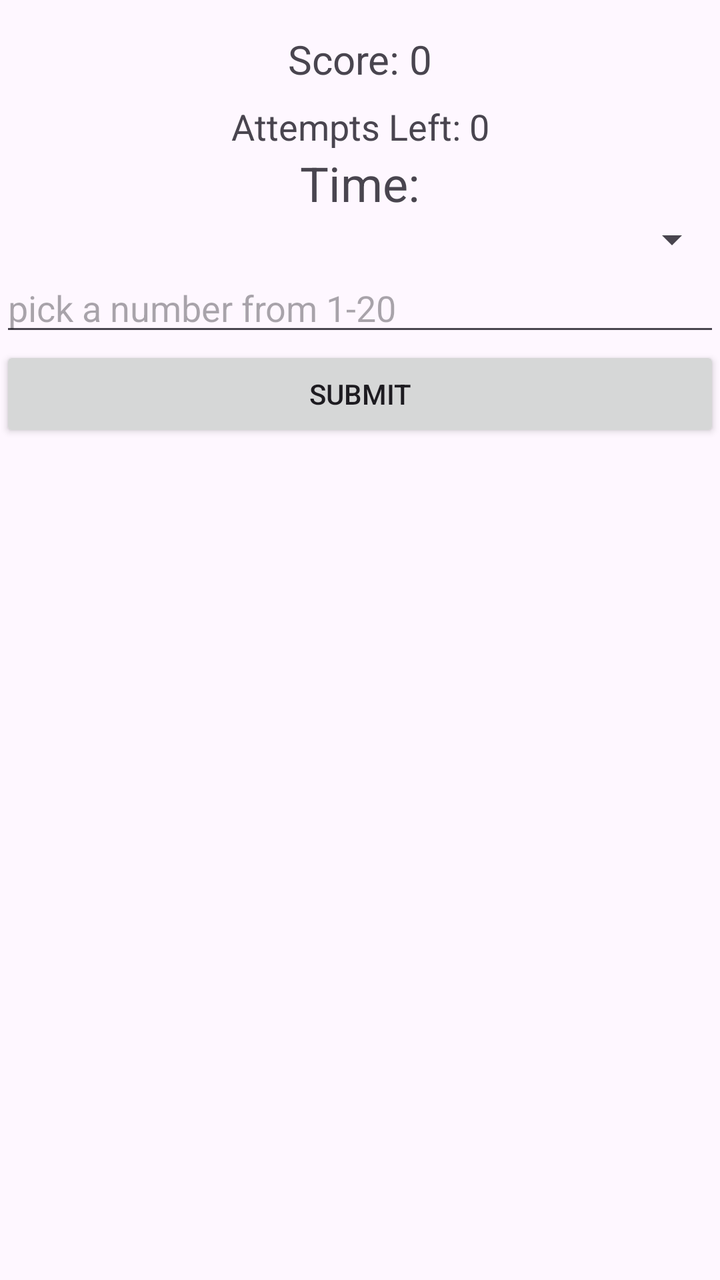
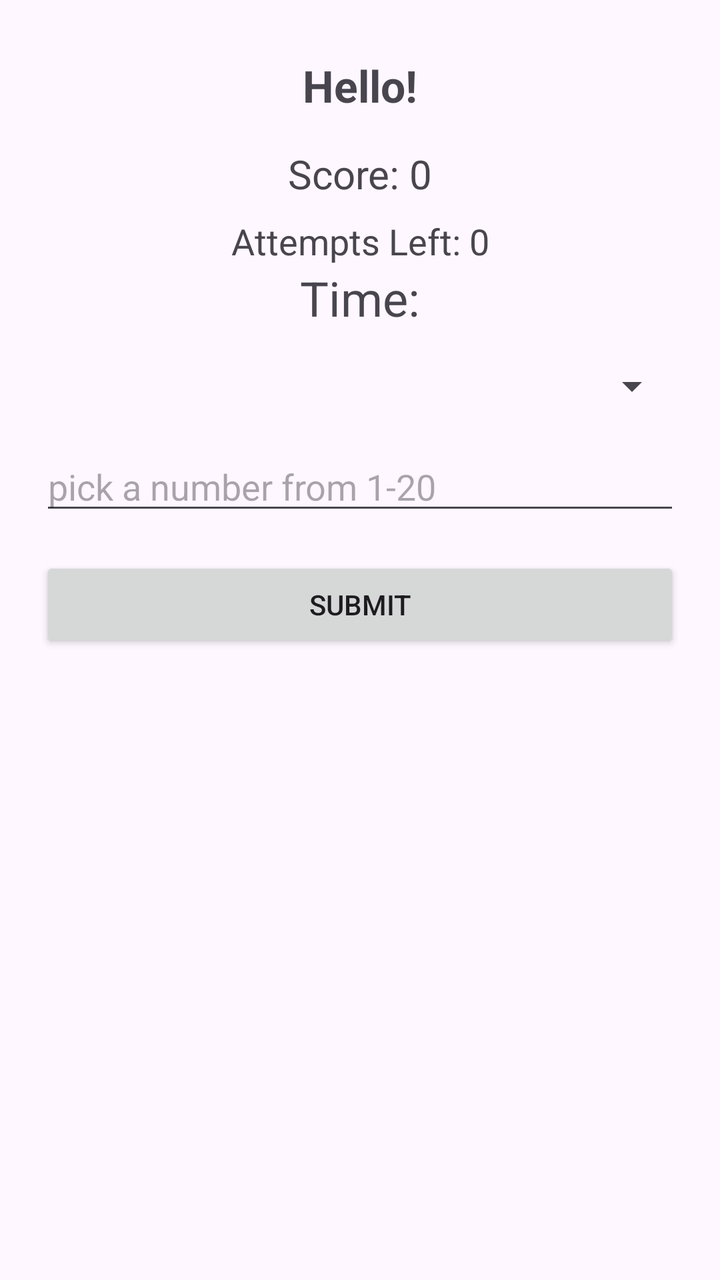

Screens rendered from an Android XML layout before and after an edit, with the pre-edit source and the edit as a unified diff.
<!-- AndroidManifest.xml: application theme Theme.NumberGuess -->
<!-- res/layout/activity_main.xml -->
<?xml version="1.0" encoding="utf-8"?>
<LinearLayout xmlns:android="http://schemas.android.com/apk/res/android"
    xmlns:app="http://schemas.android.com/apk/res-auto"
    xmlns:tools="http://schemas.android.com/tools"
    android:id="@+id/main"
    android:layout_width="match_parent"
    android:layout_height="match_parent"
    tools:context=".MainActivity"
    android:orientation="vertical">

    <TextView
        android:id="@+id/score"
        android:layout_width="match_parent"
        android:layout_height="wrap_content"
        android:layout_marginTop="16dp"
        android:gravity="center"
        android:text="Score: 0"
        android:textSize="20sp" />

    <TextView
        android:id="@+id/attempts"
        android:layout_width="match_parent"
        android:layout_height="wrap_content"
        android:layout_marginTop="8dp"
        android:gravity="center"
        android:text="Attempts Left: 0"
        android:textSize="18sp" />

    <TextView
        android:id="@+id/timer"
        android:gravity="center"
        android:layout_gravity="center"
        android:layout_width="wrap_content"
        android:layout_height="wrap_content"
        android:text="Time:"
        android:textSize="24sp" />


    <Spinner
        android:id="@+id/spinner"
        android:layout_width="match_parent"
        android:layout_height="wrap_content" />

    <EditText
        android:id="@+id/pick"
        android:layout_width="match_parent"
        android:layout_height="wrap_content"
        android:ems="10"
        android:inputType="text"
        android:hint="pick a number from 1-20" />

    <Button
        android:id="@+id/submit"
        android:layout_width="match_parent"
        android:layout_height="wrap_content"
        android:text="Submit" />

</LinearLayout>
<!-- resources referenced by this layout -->
<resources>
  <style name="Theme.NumberGuess" parent="Base.Theme.NumberGuess" />
  <style name="Base.Theme.NumberGuess" parent="Theme.Material3.DayNight.NoActionBar">
          
          
      </style>
</resources>

<!-- the commit's change to res/layout/activity_main.xml (unified diff, before → after) -->
@@ -1,12 +1,22 @@
 <?xml version="1.0" encoding="utf-8"?>
 <LinearLayout xmlns:android="http://schemas.android.com/apk/res/android"
-    xmlns:app="http://schemas.android.com/apk/res-auto"
     xmlns:tools="http://schemas.android.com/tools"
     android:id="@+id/main"
     android:layout_width="match_parent"
     android:layout_height="match_parent"
     tools:context=".MainActivity"
-    android:orientation="vertical">
+    android:orientation="vertical"
+    android:padding="20dp">
+
+    <TextView
+        android:id="@+id/welcome"
+        android:layout_width="match_parent"
+        android:layout_height="wrap_content"
+        android:gravity="center"
+        android:text="Hello!"
+        android:textSize="22sp"
+        android:textStyle="bold"
+        android:layout_marginTop="8dp" />
 
     <TextView
         android:id="@+id/score"
@@ -35,24 +45,26 @@
         android:text="Time:"
         android:textSize="24sp" />
 
-
     <Spinner
         android:id="@+id/spinner"
         android:layout_width="match_parent"
-        android:layout_height="wrap_content" />
+        android:layout_height="wrap_content"
+        android:layout_marginTop="16dp" />
 
     <EditText
         android:id="@+id/pick"
         android:layout_width="match_parent"
         android:layout_height="wrap_content"
+        android:layout_marginTop="16dp"
         android:ems="10"
-        android:inputType="text"
+        android:inputType="number"
         android:hint="pick a number from 1-20" />
 
     <Button
         android:id="@+id/submit"
         android:layout_width="match_parent"
         android:layout_height="wrap_content"
+        android:layout_marginTop="16dp"
         android:text="Submit" />
 
 </LinearLayout>
